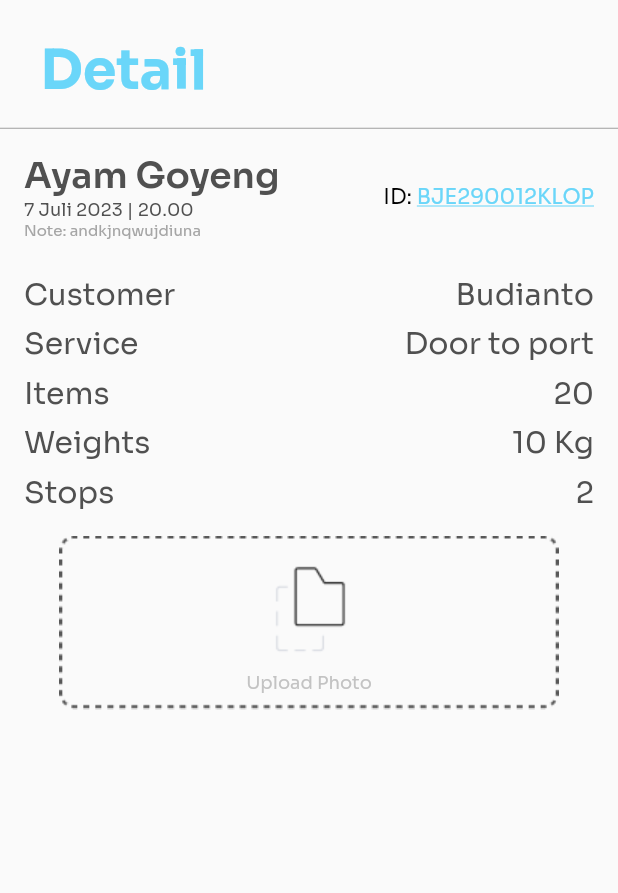
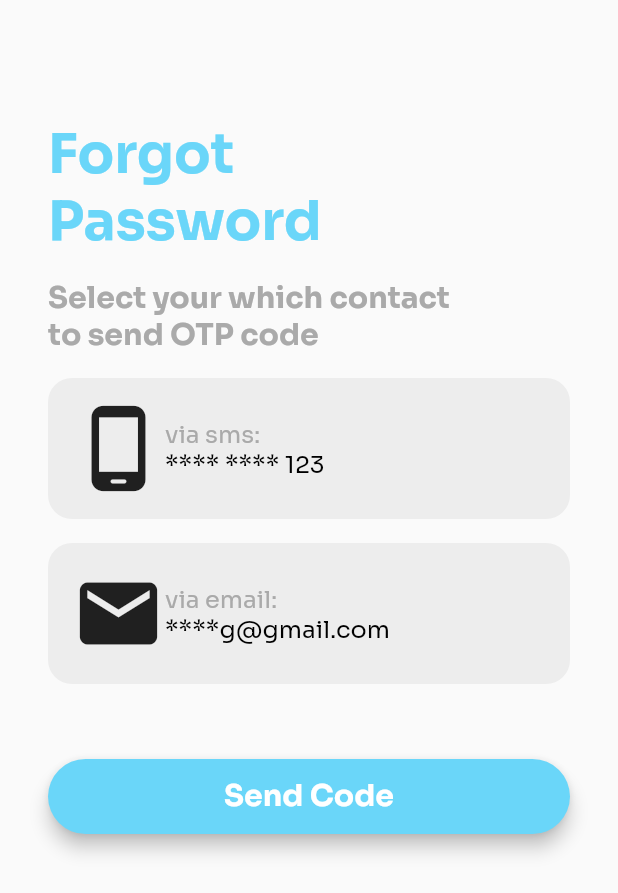
Before and after one commit to OrangJenius/coldstorage, a Flutter app: the screen it shows after launch, on a phone screen of 412 x 824 dp. Shown: the top 893 px of the screen. Run offline on Flutter 3.47's test engine with Material 2 defaults, Android fonts, the phone set to English and light mode, and no system bars.

Commit message:
forgot password 1

```diff
--- /dev/null
+++ b/driver_cold_storage/lib/screens/forgot_pass.dart
@@ -0,0 +1,173 @@
+import 'package:flutter/material.dart';
+import 'login.dart';
+
+class forgot_Pass extends StatefulWidget {
+  @override
+  _forgot_PassState createState() => _forgot_PassState();
+}
+
+class _forgot_PassState extends State<forgot_Pass> {
+  @override
+  Widget build(BuildContext context) {
+    return Scaffold(
+      body: SafeArea(
+        child: SingleChildScrollView(
+          child: Column(
+            mainAxisAlignment: MainAxisAlignment.start,
+            crossAxisAlignment: CrossAxisAlignment.start,
+            children: [
+              Container(
+                padding: EdgeInsets.only(left: 32, top: 80),
+                child: Text(
+                  "Forgot\nPassword",
+                  style: TextStyle(
+                      fontFamily: 'Sora',
+                      fontSize: 36,
+                      fontStyle: FontStyle.normal,
+                      fontWeight: FontWeight.bold,
+                      color: Color(0xFF6AD6F9)),
+                ),
+              ),
+              SizedBox(height: 16),
+              Container(
+                padding: EdgeInsets.only(left: 32),
+                child: Text(
+                  "Select your which contact\nto send OTP code ",
+                  style: TextStyle(
+                      fontFamily: 'Sora',
+                      fontSize: 20,
+                      fontStyle: FontStyle.normal,
+                      fontWeight: FontWeight.bold,
+                      color: Color(0xFFAAAAAA)),
+                ),
+              ),
+              SizedBox(
+                height: 16,
+              ),
+              Padding(
+                padding: const EdgeInsets.only(left: 32, right: 32),
+                child: Container(
+                  padding: EdgeInsets.symmetric(vertical: 16, horizontal: 16),
+                  decoration: BoxDecoration(
+                    borderRadius: BorderRadius.circular(16),
+                    color: Color(0xFFEDEDED),
+                  ),
+                  child: Row(
+                    mainAxisAlignment: MainAxisAlignment.start,
+                    children: [
+                      Icon(
+                        Icons.phone_android_rounded,
+                        size: 62,
+                      ),
+                      Column(
+                        crossAxisAlignment: CrossAxisAlignment.start,
+                        children: [
+                          Text(
+                            "via sms:",
+                            style: TextStyle(
+                                fontFamily: 'Sora',
+                                color: Color(0xFFAAAAAA),
+                                fontWeight: FontWeight.w400,
+                                fontStyle: FontStyle.normal,
+                                fontSize: 16),
+                          ),
+                          Text(
+                            "**** **** 123",
+                            style: TextStyle(
+                                fontFamily: 'Sora',
+                                color: Color(0xFF000000),
+                                fontWeight: FontWeight.w400,
+                                fontStyle: FontStyle.normal,
+                                fontSize: 16),
+                          ),
+                        ],
+                      ),
+                    ],
+                  ),
+                ),
+              ),
+              SizedBox(
+                height: 16,
+              ),
+              Padding(
+                padding: const EdgeInsets.only(left: 32, right: 32),
+                child: Container(
+                  padding: EdgeInsets.symmetric(vertical: 16, horizontal: 16),
+                  decoration: BoxDecoration(
+                    borderRadius: BorderRadius.circular(16),
+                    color: Color(0xFFEDEDED),
+                  ),
+                  child: Row(children: [
+                    Icon(
+                      Icons.email,
+                      size: 62,
+                    ),
+                    Column(
+                      crossAxisAlignment: CrossAxisAlignment.start,
+                      children: [
+                        Text(
+                          "via email:",
+                          style: TextStyle(
+                              fontFamily: 'Sora',
+                              color: Color(0xFFAAAAAA),
+                              fontWeight: FontWeight.w400,
+                              fontStyle: FontStyle.normal,
+                              fontSize: 16),
+                        ),
+                        Text(
+                          "****g@gmail.com",
+                          style: TextStyle(
+                              fontFamily: 'Sora',
+                              color: Color(0xFF000000),
+                              fontWeight: FontWeight.w400,
+                              fontStyle: FontStyle.normal,
+                              fontSize: 16),
+                        ),
+                      ],
+                    ),
+                  ]),
+                ),
+              ),
+              Padding(
+                padding: EdgeInsets.symmetric(
+                    horizontal: 32,
+                    vertical: 50), // Padding horizontal 32 dan vertikal 24
+                child: Container(
+                  width: double
+                      .infinity, // Ini akan membuat Container mengambil lebar maksimal yang tersedia.
+                  height:
+                      50, // Anda bisa mengatur tinggi tombol sesuai kebutuhan Anda.
+                  child: ElevatedButton(
+                    style: ButtonStyle(
+                      shape: MaterialStateProperty.all<RoundedRectangleBorder>(
+                        RoundedRectangleBorder(
+                          borderRadius: BorderRadius.circular(
+                              30), // border radius sebesar 30
+                        ),
+                      ),
+                      elevation: MaterialStateProperty.all(5),
+                      backgroundColor:
+                          MaterialStateProperty.all<Color>(Color(0xFF6AD6F9)),
+                    ),
+                    onPressed: () {
+                      Navigator.push(
+                        context,
+                        MaterialPageRoute(builder: (context) => Login()),
+                      );
+                    },
+                    child: Text('Send Code',
+                        style: TextStyle(
+                          fontSize: 20,
+                          fontWeight: FontWeight.bold,
+                          fontFamily: "Sora",
+                        )), // Anda juga bisa mengatur style dari teks jika diperlukan.
+                  ),
+                ),
+              )
+            ],
+          ),
+        ),
+      ),
+    );
+  }
+}
--- a/driver_cold_storage/lib/screens/splashScreen.dart
+++ b/driver_cold_storage/lib/screens/splashScreen.dart
@@ -1,6 +1,7 @@
 import 'package:driver_cold_storage/screens/login.dart';
 import 'package:flutter/material.dart';
 import 'detail_penjemputan.dart';
+import 'forgot_pass.dart';
 
 class SplashScreen extends StatefulWidget {
   @override
@@ -20,7 +21,7 @@ class _SplashScreenState extends State<SplashScreen> {
 
     // Navigate to the main screen
     Navigator.of(context).pushReplacement(
-      MaterialPageRoute(builder: (context) => detail_Penjemputan()),
+      MaterialPageRoute(builder: (context) => forgot_Pass()),
     );
   }
 
```
